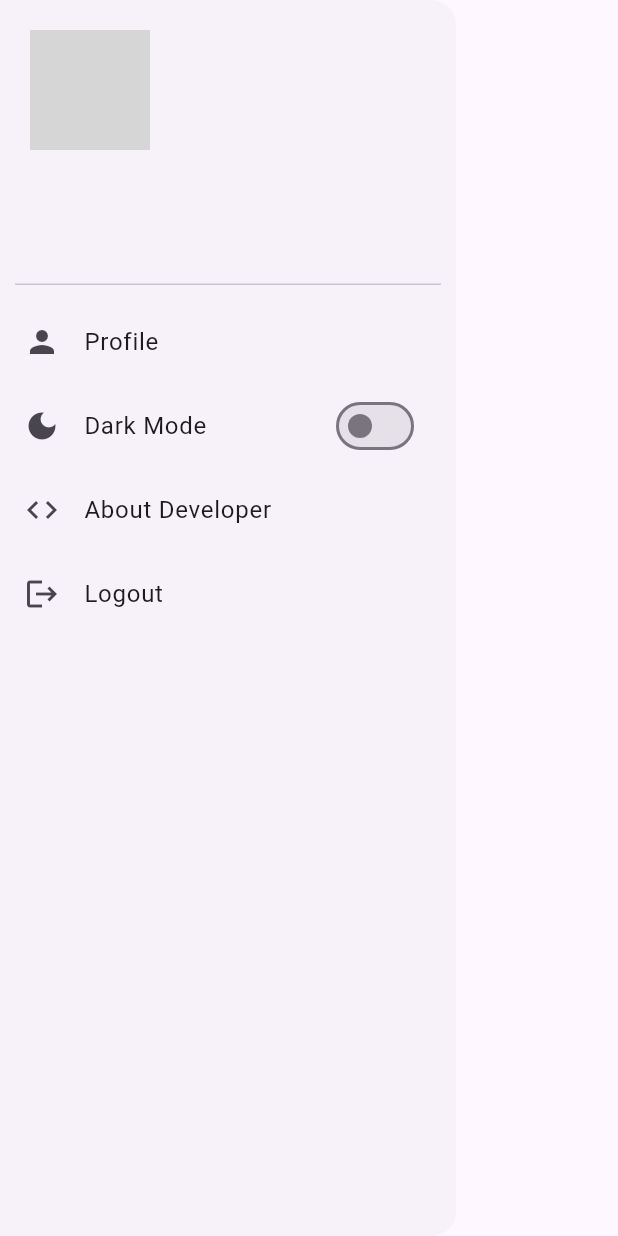
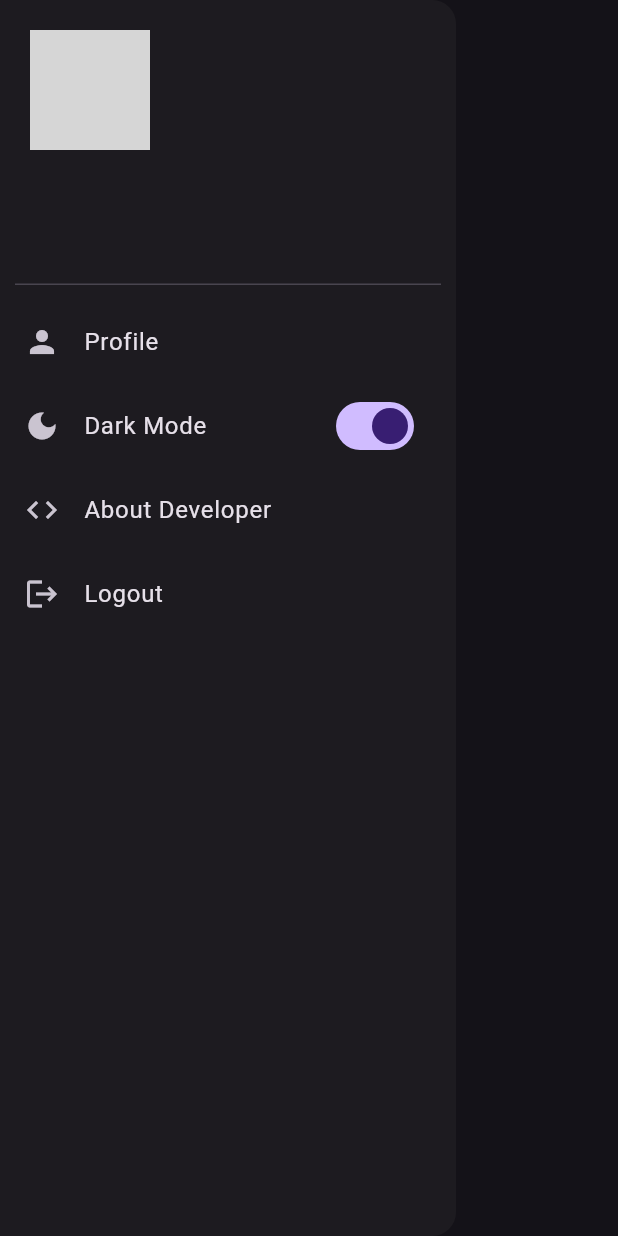
Before and after one commit to Devsonar19/LeetCode-Stats, a Flutter app: the AppDrawer widget shown alone on an empty page, opened directly with empty values, after a tap on "Dark Mode", on a phone screen of 412 x 824 dp. Run offline on Flutter 3.47's test engine with Material 3 defaults, Android fonts, the light colour scheme and no system bars; our stand-ins replace flutter_bloc, google_fonts; missing offline and left inert: leetcode_heatmap; network calls fail; grey boxes are pictures that could not be loaded.

Commit message:
added a login screen, DARK MODE now available :)

```diff
--- a/frontend/leetcode_stats/lib/app.dart
+++ b/frontend/leetcode_stats/lib/app.dart
@@ -0,0 +1,49 @@
+import 'package:flutter/material.dart';
+import 'package:flutter_bloc/flutter_bloc.dart';
+
+import 'core/config/app_routes.dart';
+import 'core/theme/theme_bloc.dart';
+
+import 'features/auth/bloc/auth_bloc.dart';
+import 'features/auth/view/login_mobile.dart';
+
+import 'features/dashboard/view/mobile/dashboard_mobile.dart';
+
+class MyApp extends StatelessWidget {
+  const MyApp({super.key});
+
+  @override
+  Widget build(BuildContext context) {
+
+    return MultiBlocProvider(
+      providers: [
+        BlocProvider(
+          create: (_) => AuthBloc(),
+        ),
+        BlocProvider(
+          create: (_) => ThemeBloc(),
+        ),
+      ],
+      child: Builder(
+        builder: (context) {
+          return BlocBuilder<ThemeBloc, ThemeMode>(
+            builder: (context, themeMode) {
+              return MaterialApp(
+                debugShowCheckedModeBanner: false,
+                title: "LeetCode Stats",
+                themeMode: themeMode,
+                theme: ThemeData.light(),
+                darkTheme: ThemeData.dark(),
+                initialRoute: AppRoutes.login,
+                routes: {
+                  AppRoutes.login: (context) => const LoginMobile(),
+                  AppRoutes.dashboard: (context) => const DashboardMobile(),
+                },
+              );
+            },
+          );
+        }
+      ),
+    );
+  }
+}
--- a/frontend/leetcode_stats/lib/core/config/app_routes.dart
+++ b/frontend/leetcode_stats/lib/core/config/app_routes.dart
@@ -0,0 +1,4 @@
+class AppRoutes {
+  static const login = "/login";
+  static const dashboard = "/dashboard";
+}
--- a/frontend/leetcode_stats/lib/core/theme/theme_bloc.dart
+++ b/frontend/leetcode_stats/lib/core/theme/theme_bloc.dart
@@ -0,0 +1,13 @@
+import 'package:flutter/material.dart';
+import 'package:flutter_bloc/flutter_bloc.dart';
+
+class ThemeBloc extends Cubit<ThemeMode>{
+  ThemeBloc() : super(ThemeMode.light);
+  void toggleTheme(){
+    if(state == ThemeMode.light){
+      emit(ThemeMode.dark);
+    }else{
+      emit(ThemeMode.light);
+    }
+  }
+}
--- a/frontend/leetcode_stats/lib/features/auth/bloc/auth_event.dart
+++ b/frontend/leetcode_stats/lib/features/auth/bloc/auth_event.dart
@@ -0,0 +1,6 @@
+abstract class AuthEvent {}
+
+class LoginRequest extends AuthEvent{
+  final username;
+  LoginRequest(this.username);
+}
--- a/frontend/leetcode_stats/lib/features/auth/bloc/auth_state.dart
+++ b/frontend/leetcode_stats/lib/features/auth/bloc/auth_state.dart
@@ -0,0 +1,14 @@
+abstract class AuthState {}
+
+class AuthInitial extends AuthState{}
+class AuthLoading extends AuthState{}
+
+class AuthSuccess extends AuthState{
+  final String username;
+  AuthSuccess(this.username);
+}
+
+class AuthFailure extends AuthState{
+  final String error;
+  AuthFailure(this.error);
+}
--- a/frontend/leetcode_stats/lib/features/dashboard/widgets/daily_question_card.dart
+++ b/frontend/leetcode_stats/lib/features/dashboard/widgets/daily_question_card.dart
@@ -30,7 +30,7 @@ class DailyQuestionCard extends StatelessWidget {
             style: TextStyle(
               fontSize: 15,
               fontWeight: FontWeight.bold,
-              color: Theme.of(context).primaryColor,
+              color: Colors.black,
             ),
           ),
 
@@ -53,9 +53,10 @@ class DailyQuestionCard extends StatelessWidget {
                       children:[
                         Text(
                           title,
-                          style: const TextStyle(
+                          style: TextStyle(
                             fontSize: 14,
                             fontWeight: FontWeight.bold,
+                            color: Theme.of(context).primaryColor,
                           ),
                         ),
 
@@ -71,7 +72,6 @@ class DailyQuestionCard extends StatelessWidget {
                       ]
                     )
                 ),
-                const Icon(Icons.arrow_forward, size: 10,)
               ],
             ),
           )
--- a/frontend/leetcode_stats/lib/shared/layout/app_drawer.dart
+++ b/frontend/leetcode_stats/lib/shared/layout/app_drawer.dart
@@ -1,4 +1,6 @@
 import 'package:flutter/material.dart';
+import 'package:flutter_bloc/flutter_bloc.dart';
+import 'package:leetcode_stats/core/theme/theme_bloc.dart';
 import 'package:leetcode_stats/features/profile_panel/view/profile_detail_screen.dart';
 
 class AppDrawer extends StatelessWidget {
@@ -74,9 +76,9 @@ class AppDrawer extends StatelessWidget {
           SwitchListTile(
               title: const Text("Dark Mode"),
               secondary: Icon(Icons.dark_mode),
-              value: isDarkMode,
+              value: context.watch<ThemeBloc>().state == ThemeMode.dark,
               onChanged: (value){
-                onToggleTheme();
+                context.read<ThemeBloc>().toggleTheme();
               }
           ),
 
```
Also changed, not shown: frontend/leetcode_stats/lib/features/auth/bloc/auth_bloc.dart (+20 -0 lines), frontend/leetcode_stats/lib/features/auth/view/login_mobile.dart (+89 -0 lines), frontend/leetcode_stats/lib/features/dashboard/view/mobile/dashboard_mobile.dart (+8 -3 lines), frontend/leetcode_stats/lib/main.dart (+2 -14 lines), frontend/leetcode_stats/lib/services/api_service.dart (+10 -0 lines).
